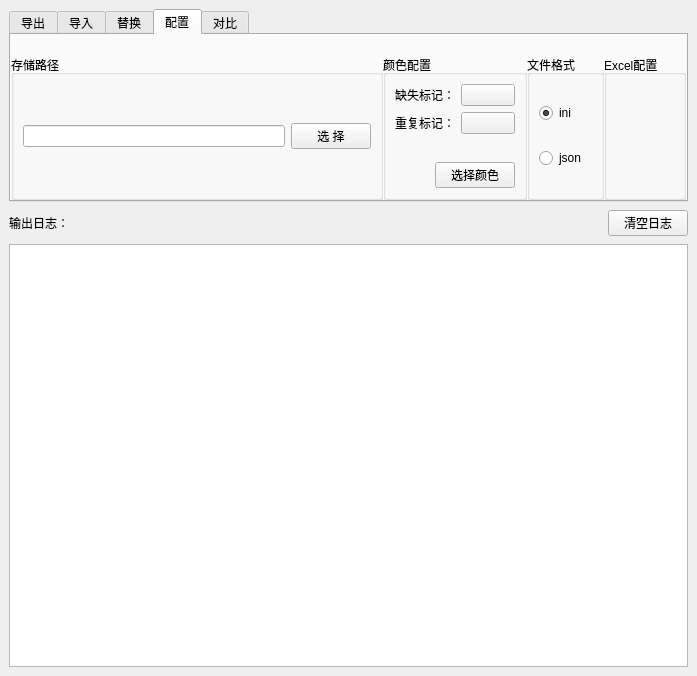
Before: the Qt Designer form src/prism-live-studio/others/ml/mainwindow.ui in naver/prism-live-studio, drawn with Qt 5.
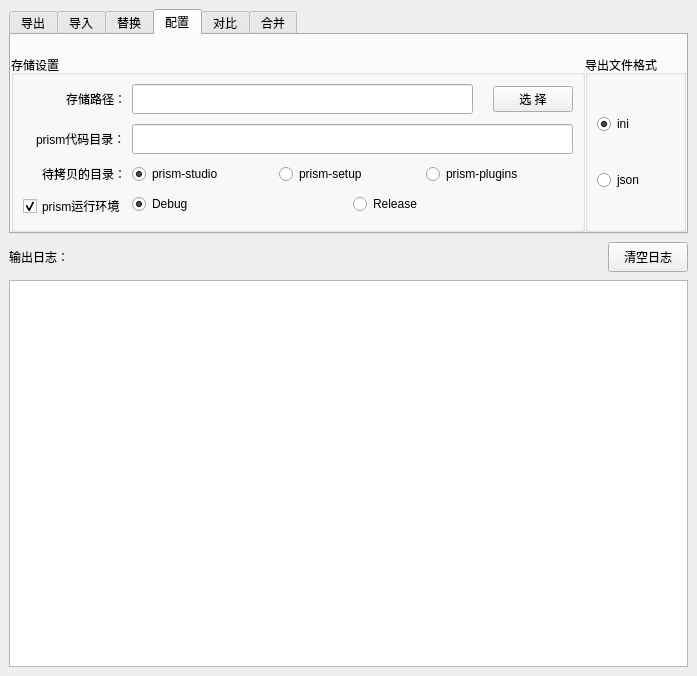
After: the same form once the commit is applied. The open tabs and pages were chosen to show the change.

Patch:
```diff
--- a/src/prism-live-studio/others/ml/mainwindow.ui
+++ b/src/prism-live-studio/others/ml/mainwindow.ui
@@ -51,6 +51,12 @@
       </item>
       <item>
        <widget class="QPushButton" name="clearLog">
+        <property name="minimumSize">
+         <size>
+          <width>0</width>
+          <height>30</height>
+         </size>
+        </property>
         <property name="text">
          <string>清空日志</string>
         </property>
@@ -270,7 +276,7 @@
        <attribute name="title">
         <string>配置</string>
        </attribute>
-       <layout class="QHBoxLayout" name="horizontalLayout_2" stretch="0,0,0,0">
+       <layout class="QHBoxLayout" name="horizontalLayout_2" stretch="0,0">
         <property name="spacing">
          <number>0</number>
         </property>
@@ -289,97 +295,152 @@
         <item>
          <widget class="QGroupBox" name="groupBox_4">
           <property name="title">
-           <string>存储路径</string>
-          </property>
-          <layout class="QHBoxLayout" name="horizontalLayout_7">
-           <item>
-            <widget class="QLineEdit" name="lineEdit_3"/>
-           </item>
-           <item>
-            <widget class="QPushButton" name="pushButton_4">
-             <property name="text">
-              <string>选 择</string>
-             </property>
-            </widget>
-           </item>
-          </layout>
-         </widget>
-        </item>
-        <item>
-         <widget class="QGroupBox" name="groupBox">
-          <property name="title">
-           <string>颜色配置</string>
+           <string>存储设置</string>
           </property>
           <layout class="QVBoxLayout" name="verticalLayout_2">
            <item>
             <layout class="QFormLayout" name="formLayout">
+             <property name="labelAlignment">
+              <set>Qt::AlignRight|Qt::AlignTrailing|Qt::AlignVCenter</set>
+             </property>
+             <property name="verticalSpacing">
+              <number>10</number>
+             </property>
              <item row="0" column="0">
               <widget class="QLabel" name="label_5">
                <property name="text">
-                <string>缺失标记：</string>
+                <string>存储路径：</string>
                </property>
               </widget>
              </item>
+             <item row="0" column="1">
+              <layout class="QHBoxLayout" name="horizontalLayout_3">
+               <property name="spacing">
+                <number>20</number>
+               </property>
+               <property name="leftMargin">
+                <number>0</number>
+               </property>
+               <item>
+                <widget class="QLineEdit" name="lineEdit_3">
+                 <property name="minimumSize">
+                  <size>
+                   <width>0</width>
+                   <height>30</height>
+                  </size>
+                 </property>
+                </widget>
+               </item>
+               <item>
+                <widget class="QPushButton" name="pushButton_4">
+                 <property name="text">
+                  <string>选 择</string>
+                 </property>
+                </widget>
+               </item>
+              </layout>
+             </item>
              <item row="1" column="0">
               <widget class="QLabel" name="label_7">
                <property name="text">
-                <string>重复标记：</string>
-               </property>
-              </widget>
-             </item>
-             <item row="0" column="1">
-              <widget class="QPushButton" name="pushButton_2">
-               <property name="text">
-                <string/>
-               </property>
-               <property name="checkable">
-                <bool>true</bool>
-               </property>
-               <property name="autoExclusive">
-                <bool>true</bool>
+                <string>prism代码目录：</string>
                </property>
               </widget>
              </item>
              <item row="1" column="1">
-              <widget class="QPushButton" name="pushButton_3">
-               <property name="text">
-                <string/>
-               </property>
-               <property name="checkable">
-                <bool>true</bool>
-               </property>
-               <property name="autoExclusive">
-                <bool>true</bool>
-               </property>
-              </widget>
-             </item>
-            </layout>
-           </item>
-           <item>
-            <layout class="QHBoxLayout" name="horizontalLayout_3">
-             <item>
-              <spacer name="horizontalSpacer_2">
-               <property name="orientation">
-                <enum>Qt::Horizontal</enum>
-               </property>
-               <property name="sizeType">
-                <enum>QSizePolicy::Preferred</enum>
-               </property>
-               <property name="sizeHint" stdset="0">
+              <widget class="QLineEdit" name="export_dir_edit">
+               <property name="minimumSize">
                 <size>
-                 <width>40</width>
-                 <height>20</height>
+                 <width>0</width>
+                 <height>30</height>
                 </size>
                </property>
-              </spacer>
+              </widget>
              </item>
-             <item>
-              <widget class="QPushButton" name="chooseColor">
+             <item row="2" column="0">
+              <widget class="QLabel" name="label_17">
                <property name="text">
-                <string>选择颜色</string>
+                <string>待拷贝的目录：</string>
                </property>
               </widget>
              </item>
+             <item row="2" column="1">
+              <layout class="QHBoxLayout" name="horizontalLayout_7">
+               <item>
+                <widget class="QRadioButton" name="prism_studio">
+                 <property name="text">
+                  <string>prism-studio</string>
+                 </property>
+                 <property name="checked">
+                  <bool>true</bool>
+                 </property>
+                 <property name="autoExclusive">
+                  <bool>false</bool>
+                 </property>
+                </widget>
+               </item>
+               <item>
+                <widget class="QRadioButton" name="prism_setup">
+                 <property name="text">
+                  <string>prism-setup</string>
+                 </property>
+                 <property name="checked">
+                  <bool>false</bool>
+                 </property>
+                 <property name="autoExclusive">
+                  <bool>false</bool>
+                 </property>
+                </widget>
+               </item>
+               <item>
+                <widget class="QRadioButton" name="prism_plugins">
+                 <property name="text">
+                  <string>prism-plugins</string>
+                 </property>
+                 <property name="checked">
+                  <bool>false</bool>
+                 </property>
+                 <property name="autoExclusive">
+                  <bool>false</bool>
+                 </property>
+                </widget>
+               </item>
+              </layout>
+             </item>
+             <item row="3" column="0">
+              <widget class="QCheckBox" name="checkBox">
+               <property name="text">
+                <string>prism运行环境</string>
+               </property>
+               <property name="checked">
+                <bool>true</bool>
+               </property>
+               <property name="tristate">
+                <bool>false</bool>
+               </property>
+              </widget>
+             </item>
+             <item row="3" column="1">
+              <layout class="QHBoxLayout" name="horizontalLayout_8">
+               <item>
+                <widget class="QRadioButton" name="debug_radio">
+                 <property name="text">
+                  <string>Debug</string>
+                 </property>
+                 <property name="checked">
+                  <bool>true</bool>
+                 </property>
+                </widget>
+               </item>
+               <item>
+                <widget class="QRadioButton" name="release_readio">
+                 <property name="text">
+                  <string>Release</string>
+                 </property>
+                </widget>
+               </item>
+              </layout>
+             </item>
             </layout>
            </item>
           </layout>
@@ -388,7 +449,7 @@
         <item>
          <widget class="QGroupBox" name="groupBox_3">
           <property name="title">
-           <string>文件格式</string>
+           <string>导出文件格式</string>
           </property>
           <layout class="QVBoxLayout" name="verticalLayout">
            <item>
@@ -411,13 +472,6 @@
           </layout>
          </widget>
         </item>
-        <item>
-         <widget class="QGroupBox" name="groupBox_2">
-          <property name="title">
-           <string>Excel配置</string>
-          </property>
-         </widget>
-        </item>
        </layout>
       </widget>
       <widget class="QWidget" name="tab_4">
@@ -497,6 +551,97 @@
         </item>
        </layout>
       </widget>
+      <widget class="QWidget" name="tab_6">
+       <attribute name="title">
+        <string>合并</string>
+       </attribute>
+       <layout class="QGridLayout" name="gridLayout_5">
+        <item row="1" column="1">
+         <widget class="QLineEdit" name="lineEdit_ToFile">
+          <property name="minimumSize">
+           <size>
+            <width>0</width>
+            <height>30</height>
+           </size>
+          </property>
+          <property name="text">
+           <string>C:\Users\Administrator\Desktop\4.0.0_prism_language.xlsx</string>
+          </property>
+         </widget>
+        </item>
+        <item row="0" column="4">
+         <widget class="QSpinBox" name="spinBox_FromCol">
+          <property name="minimumSize">
+           <size>
+            <width>60</width>
+            <height>0</height>
+           </size>
+          </property>
+          <property name="value">
+           <number>9</number>
+          </property>
+         </widget>
+        </item>
+        <item row="1" column="0">
+         <widget class="QLabel" name="label_16">
+          <property name="text">
+           <string>目标文件</string>
+          </property>
+         </widget>
+        </item>
+        <item row="0" column="3">
+         <widget class="QLabel" name="label_15">
+          <property name="styleSheet">
+           <string notr="true">margin-left: 20px</string>
+          </property>
+          <property name="text">
+           <string>源列</string>
+          </property>
+         </widget>
+        </item>
+        <item row="0" column="1">
+         <widget class="QLineEdit" name="lineEdit_FromFile">
+          <property name="minimumSize">
+           <size>
+            <width>0</width>
+            <height>30</height>
+           </size>
+          </property>
+          <property name="text">
+           <string>C:\Users\Administrator\Desktop\PRISM_PC_일본어 번역_요청_240430(번역본)_추가교정.xlsx</string>
+          </property>
+         </widget>
+        </item>
+        <item row="0" column="0">
+         <widget class="QLabel" name="label_14">
+          <property name="text">
+           <string>源文件</string>
+          </property>
+         </widget>
+        </item>
+        <item row="0" column="2">
+         <widget class="QPushButton" name="pushButton_6">
+          <property name="text">
+           <string>浏览</string>
+          </property>
+         </widget>
+        </item>
+        <item row="1" column="2">
+         <widget class="QPushButton" name="pushButton_7">
+          <property name="text">
+           <string>浏览</string>
+          </property>
+         </widget>
+        </item>
+        <item row="2" column="1" colspan="2">
+         <widget class="QPushButton" name="pushButton_5">
+          <property name="text">
+           <string>合并</string>
+          </property>
+         </widget>
+        </item>
+       </layout>
+      </widget>
      </widget>
     </item>
    </layout>
```
Left out of the diff: 107 changed lines with no effect on the pictures.
